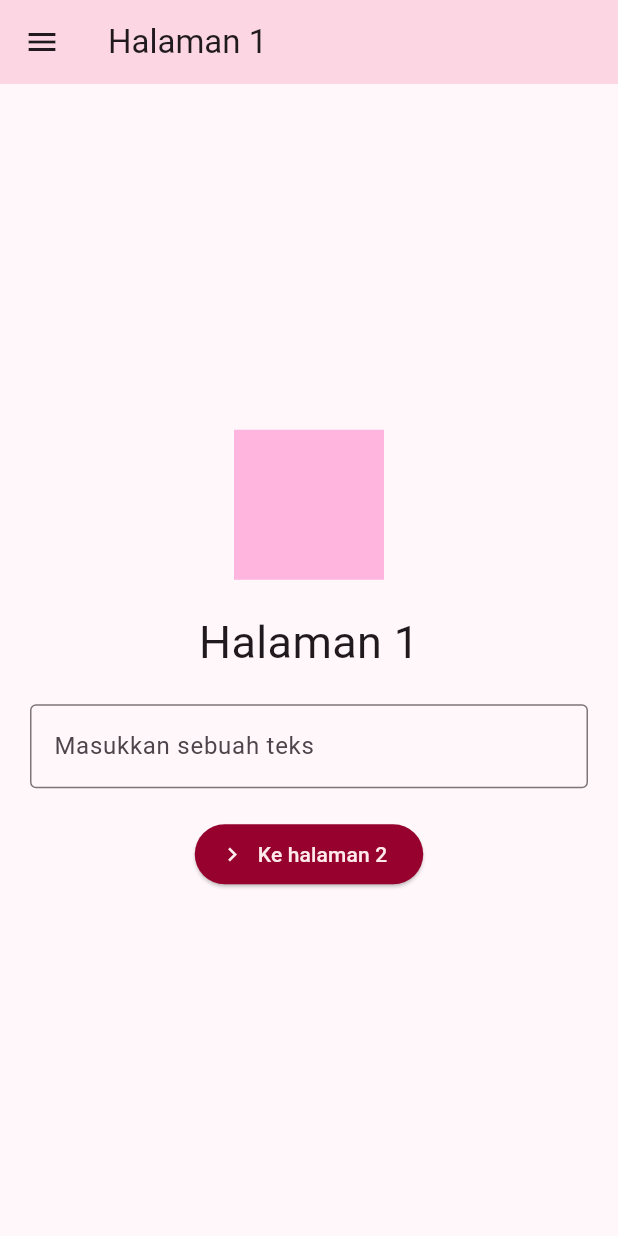
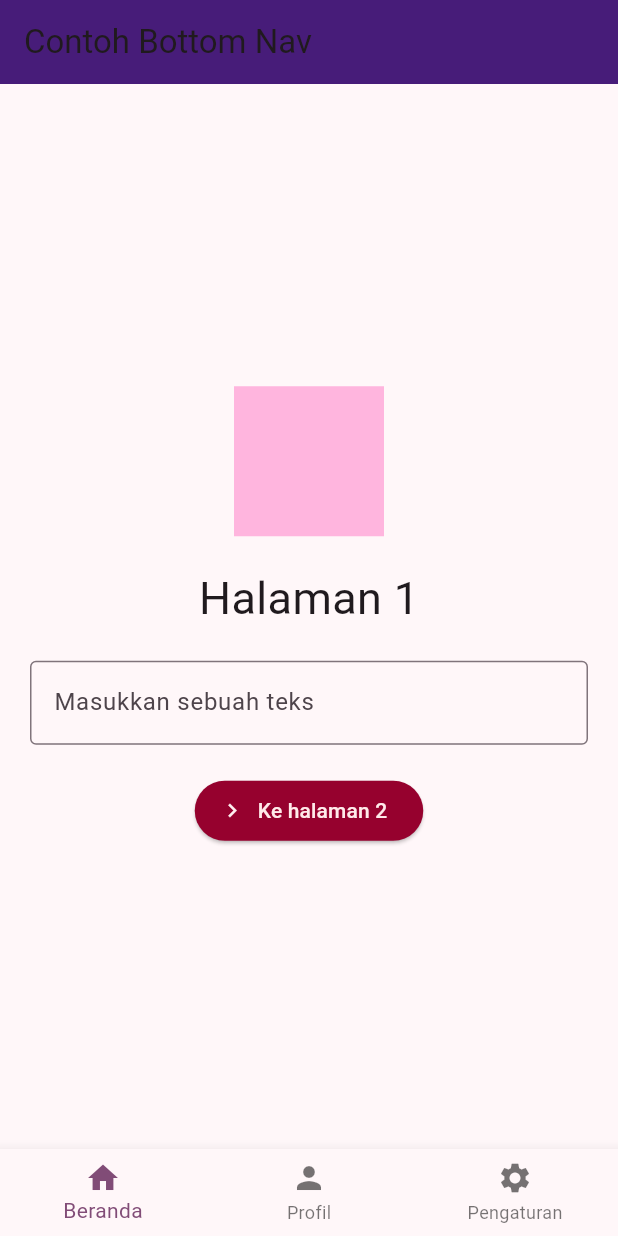
Before and after one commit to aureliazahra/navigation-tugas-project, a Flutter app: the screen it shows after launch, on a phone screen of 412 x 824 dp. Run offline on Flutter 3.47's test engine with Material 3 defaults, Android fonts, the phone set to English and light mode, and no system bars.

Commit message:
add bottom navigation

```diff
--- a/lib/main.dart
+++ b/lib/main.dart
@@ -1,5 +1,6 @@
 import 'package:flutter/material.dart';
 import 'package:navigation/views/halaman_1.dart';
+import 'package:navigation/widgets/bottom_navigation.dart';
 
 void main() {
   runApp(const MyApp());
@@ -16,7 +17,7 @@ class MyApp extends StatelessWidget {
         colorScheme: ColorScheme.fromSeed(seedColor: const Color.fromARGB(255, 243, 133, 225)),
       ),
       debugShowCheckedModeBanner: false,
-      home: Halaman1(),
+      home: MainPage(),
     );
   }
 }
--- a/lib/views/halaman_1.dart
+++ b/lib/views/halaman_1.dart
@@ -15,13 +15,7 @@ class _Halaman1State extends State<Halaman1> {
 
   @override
   Widget build(BuildContext context) {
-    return Scaffold(
-      appBar: AppBar(
-        title: const Text("Halaman 1"),
-        backgroundColor: const Color.fromARGB(255, 252, 215, 227),
-      ),
-      drawer: const MyDrawer(),
-      body: Center(
+    return Center(
       child: Column(
         mainAxisAlignment: MainAxisAlignment.center,
         children: [
@@ -68,7 +62,6 @@ class _Halaman1State extends State<Halaman1> {
           ),
         ],
       ),
-      ),
     );
   }
 }
--- /dev/null
+++ b/lib/widgets/bottom_navigation.dart
@@ -0,0 +1,44 @@
+import 'package:flutter/material.dart';
+import 'package:navigation/views/halaman_1.dart';
+import 'package:navigation/views/profile.dart';
+import 'package:navigation/views/setting.dart';
+
+class MainPage extends StatefulWidget {
+  const MainPage({super.key});
+
+  @override
+  State<MainPage> createState() => _MainPageState();
+}
+
+class _MainPageState extends State<MainPage> {
+  int _selectedIndex = 0;
+
+  final List<Widget> _pages = [Halaman1(), Profile(), Setting()];
+
+  void _onItemTapped(int Index) {
+    setState(() {
+      _selectedIndex = Index;
+    });
+  }
+
+  @override
+  Widget build(BuildContext context) {
+    return Scaffold(
+      appBar: AppBar(
+        title: const Text('Contoh Bottom Nav'),
+        backgroundColor: const Color.fromARGB(255, 71, 28, 121),
+      ),
+      body: _pages[_selectedIndex],
+      bottomNavigationBar: BottomNavigationBar(
+        currentIndex: _selectedIndex,
+        onTap: _onItemTapped,
+        items: [
+          BottomNavigationBarItem(icon: Icon(Icons.home), label: 'Beranda',),
+          BottomNavigationBarItem(icon: Icon(Icons.person), label: 'Profil',),
+          BottomNavigationBarItem(icon: Icon(Icons.settings), label: 'Pengaturan',),
+
+        ],
+      ),
+    );
+  }
+}
```
Also changed, not shown: lib/views/profile.dart (+2 -12 lines), lib/views/setting.dart (+3 -13 lines). Lines whose indentation alone changed are shown as unchanged.
